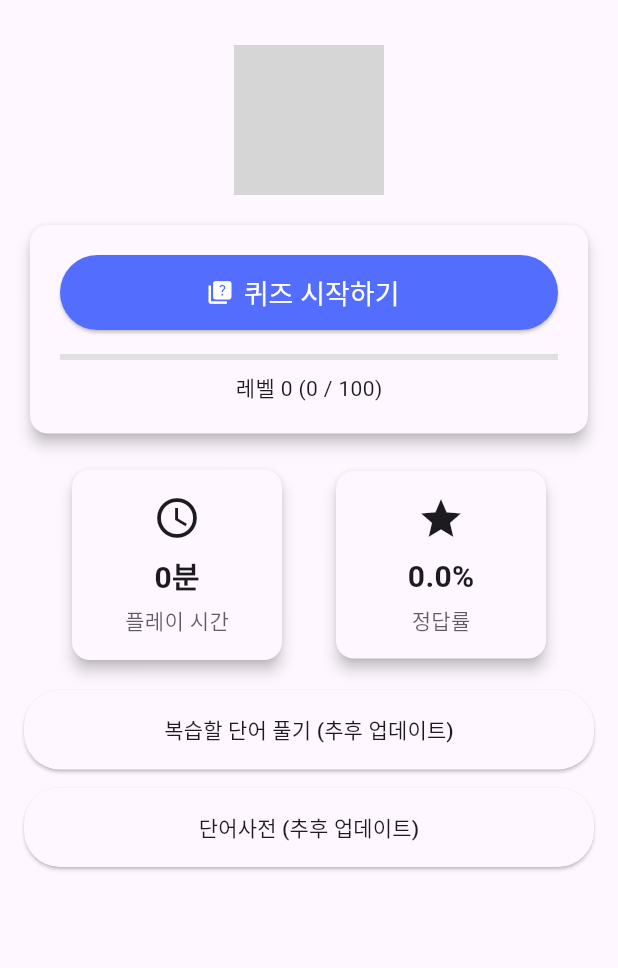
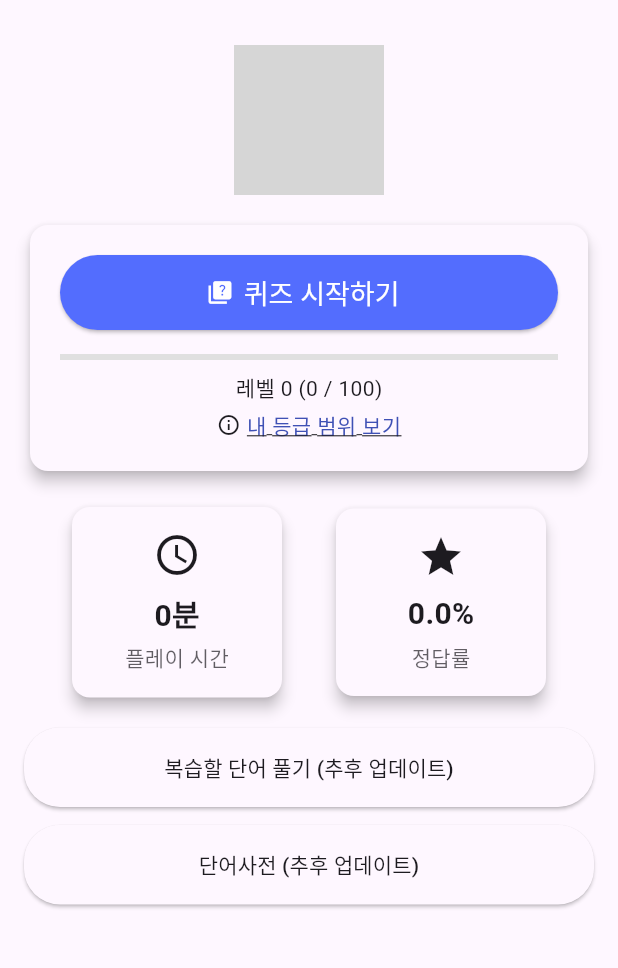
Before and after one commit to PLNumber/Eve, a Flutter app: the MainPage screen opened directly, on a phone screen of 412 x 824 dp, the part 63-1031 px from its top. Run offline on Flutter 3.47's test engine with Material 3 defaults, Android fonts, the phone set to English and light mode, and no system bars; our stand-ins replace audioplayers, cloud_firestore, firebase_auth, firebase_core, flutter_dotenv, google_sign_in and 1 more; accounts and stored records are empty; Roboto replaces fonts that are missing (IropkeBatang); grey boxes are pictures that could not be loaded.

Commit message:
레벨 세분화 및 퀴즈페이지 뭔갈 했음

```diff
--- a/lib/l10n/app_en.arb
+++ b/lib/l10n/app_en.arb
@@ -165,5 +165,6 @@
   "saveAndStart": "Save & Start",
   "@saveAndStart": {
     "description": "Label for Save & Start button"
-  }
+  },
+  "next_question": "skip"
 }
--- a/lib/l10n/app_ko.arb
+++ b/lib/l10n/app_ko.arb
@@ -163,5 +163,7 @@
   "saveAndStart": "저장하고 시작하기",
   "@saveAndStart": {
     "description": "저장 후 시작하기 버튼 레이블"
-  }
+  },
+
+  "next_question": "넘기기"
 }
--- a/lib/l10n/gen_l10n/app_localizations.dart
+++ b/lib/l10n/gen_l10n/app_localizations.dart
@@ -466,6 +466,12 @@ abstract class AppLocalizations {
   /// In en, this message translates to:
   /// **'Save & Start'**
   String get saveAndStart;
+
+  /// No description provided for @next_question.
+  ///
+  /// In en, this message translates to:
+  /// **'skip'**
+  String get next_question;
 }
 
 class _AppLocalizationsDelegate extends LocalizationsDelegate<AppLocalizations> {
--- a/lib/l10n/gen_l10n/app_localizations_en.dart
+++ b/lib/l10n/gen_l10n/app_localizations_en.dart
@@ -199,4 +199,7 @@ class AppLocalizationsEn extends AppLocalizations {
 
   @override
   String get saveAndStart => 'Save & Start';
+
+  @override
+  String get next_question => 'skip';
 }
--- a/lib/l10n/gen_l10n/app_localizations_ko.dart
+++ b/lib/l10n/gen_l10n/app_localizations_ko.dart
@@ -199,4 +199,7 @@ class AppLocalizationsKo extends AppLocalizations {
 
   @override
   String get saveAndStart => '저장하고 시작하기';
+
+  @override
+  String get next_question => '넘기기';
 }
--- a/lib/main.dart
+++ b/lib/main.dart
@@ -165,11 +165,25 @@ class _MainPage extends State<MainPage> {
     _loadLearningTime();
   }
 
+  String getGradeMappingText() {
+    return '''
+레벨 1 ~ 9   : 1등급
+레벨 10 ~ 24 : 2등급
+레벨 25 ~ 49 : 3등급
+레벨 50 ~ 74 : 4등급
+레벨 75 ~ 100: 5등급
+''';
+  }
+
   Future<void> _loadUserInfo() async {
     final user = FirebaseAuth.instance.currentUser;
     if (user == null) return;
 
-    final doc = await FirebaseFirestore.instance.collection("users").doc(user.uid).get();
+    final doc =
+        await FirebaseFirestore.instance
+            .collection("users")
+            .doc(user.uid)
+            .get();
     final data = doc.data() ?? {};
 
     setState(() {
@@ -183,7 +197,11 @@ class _MainPage extends State<MainPage> {
     final user = FirebaseAuth.instance.currentUser;
     if (user == null) return;
 
-    final doc = await FirebaseFirestore.instance.collection('users').doc(user.uid).get();
+    final doc =
+        await FirebaseFirestore.instance
+            .collection('users')
+            .doc(user.uid)
+            .get();
     final data = doc.data();
     if (data == null) return;
 
@@ -199,7 +217,8 @@ class _MainPage extends State<MainPage> {
   Future<void> _loadLearningTime() async {
     final uid = FirebaseAuth.instance.currentUser?.uid;
     if (uid == null) return;
-    final doc = await FirebaseFirestore.instance.collection('users').doc(uid).get();
+    final doc =
+        await FirebaseFirestore.instance.collection('users').doc(uid).get();
     final secs = (doc.data()?['timeSpent'] as int?) ?? 0;
     setState(() {
       final days = secs ~/ 86400;
@@ -252,10 +271,11 @@ class _MainPage extends State<MainPage> {
           title: Text(nickname.isNotEmpty ? "$nickname님, 환영합니다!" : "LexiUp"),
           leading: IconButton(
             icon: const Icon(Icons.menu),
-            onPressed: () => Navigator.push(
-              context,
-              MaterialPageRoute(builder: (context) => OptionPage()),
-            ),
+            onPressed:
+                () => Navigator.push(
+                  context,
+                  MaterialPageRoute(builder: (context) => OptionPage()),
+                ),
           ),
         ),
         body: Padding(
@@ -276,7 +296,9 @@ class _MainPage extends State<MainPage> {
               const SizedBox(height: 16),
               Card(
                 color: cardColor,
-                shape: RoundedRectangleBorder(borderRadius: BorderRadius.circular(12)),
+                shape: RoundedRectangleBorder(
+                  borderRadius: BorderRadius.circular(12),
+                ),
                 elevation: 4,
                 child: Padding(
                   padding: const EdgeInsets.all(20),
@@ -309,8 +331,44 @@ class _MainPage extends State<MainPage> {
                         valueColor: AlwaysStoppedAnimation<Color>(accentColor),
                       ),
                       const SizedBox(height: 8),
-                      Text("레벨 $_level ($_exp / $_maxExp)",
-                          style: TextStyle(fontSize: 14, color: textColor)),
+                      Text(
+                        "레벨 $_level ($_exp / $_maxExp)",
+                        style: TextStyle(fontSize: 14, color: textColor),
+                      ),
+                      const SizedBox(height: 4),
+                      Row(
+                        mainAxisAlignment: MainAxisAlignment.center,
+                        children: [
+                          Icon(Icons.info_outline, size: 16, color: textColor),
+                          const SizedBox(width: 4),
+                          GestureDetector(
+                            onTap: () {
+                              showDialog(
+                                context: context,
+                                builder:
+                                    (ctx) => AlertDialog(
+                                      title: const Text("레벨별 문제 등급 안내"),
+                                      content: Text(getGradeMappingText()),
+                                      actions: [
+                                        TextButton(
+                                          onPressed: () => Navigator.pop(ctx),
+                                          child: const Text("닫기"),
+                                        ),
+                                      ],
+                                    ),
+                              );
+                            },
+
+                            child: Text(
+                              "내 등급 범위 보기",
+                              style: TextStyle(
+                                color: Colors.indigo,
+                                decoration: TextDecoration.underline,
+                              ),
+                            ),
+                          ),
+                        ],
+                      ),
                     ],
                   ),
                 ),
@@ -319,8 +377,16 @@ class _MainPage extends State<MainPage> {
               Row(
                 mainAxisAlignment: MainAxisAlignment.spaceEvenly,
                 children: [
-                  _DashboardCard(icon: Icons.access_time, label: "플레이 시간", value: learningTime),
-                  _DashboardCard(icon: Icons.star, label: "정답률", value: accuracy),
+                  _DashboardCard(
+                    icon: Icons.access_time,
+                    label: "플레이 시간",
+                    value: learningTime,
+                  ),
+                  _DashboardCard(
+                    icon: Icons.star,
+                    label: "정답률",
+                    value: accuracy,
+                  ),
                 ],
               ),
               const SizedBox(height: 16),
@@ -329,7 +395,9 @@ class _MainPage extends State<MainPage> {
                 style: ElevatedButton.styleFrom(
                   backgroundColor: cardColor,
                   foregroundColor: textColor,
-                  shape: RoundedRectangleBorder(borderRadius: BorderRadius.circular(24)),
+                  shape: RoundedRectangleBorder(
+                    borderRadius: BorderRadius.circular(24),
+                  ),
                   padding: const EdgeInsets.symmetric(vertical: 16),
                 ),
                 child: const Text("복습할 단어 풀기 (추후 업데이트)"),
@@ -340,7 +408,9 @@ class _MainPage extends State<MainPage> {
                 style: ElevatedButton.styleFrom(
                   backgroundColor: cardColor,
                   foregroundColor: textColor,
-                  shape: RoundedRectangleBorder(borderRadius: BorderRadius.circular(24)),
+                  shape: RoundedRectangleBorder(
+                    borderRadius: BorderRadius.circular(24),
+                  ),
                   padding: const EdgeInsets.symmetric(vertical: 16),
                 ),
                 child: const Text("단어사전 (추후 업데이트)"),
@@ -358,7 +428,11 @@ class _DashboardCard extends StatelessWidget {
   final String label;
   final String value;
 
-  const _DashboardCard({required this.icon, required this.label, required this.value});
+  const _DashboardCard({
+    required this.icon,
+    required this.label,
+    required this.value,
+  });
 
   @override
   Widget build(BuildContext context) {
@@ -378,9 +452,22 @@ class _DashboardCard extends StatelessWidget {
           children: [
             Icon(icon, size: 32, color: textColor),
             const SizedBox(height: 8),
-            Text(value, style: TextStyle(fontSize: 20, fontWeight: FontWeight.bold, color: textColor)),
+            Text(
+              value,
+              style: TextStyle(
+                fontSize: 20,
+                fontWeight: FontWeight.bold,
+                color: textColor,
+              ),
+            ),
             const SizedBox(height: 4),
-            Text(label, style: TextStyle(fontSize: 14, color: textColor?.withOpacity(0.7))),
+            Text(
+              label,
+              style: TextStyle(
+                fontSize: 14,
+                color: textColor?.withAlpha(178),
+              ),
+            ),
           ],
         ),
       ),
--- a/lib/repository/quiz_repository.dart
+++ b/lib/repository/quiz_repository.dart
@@ -21,10 +21,10 @@ class QuizRepository {
     final wordHistory = List<String>.from(userDoc.data()?['wordHistory'] ?? []);
     final userLevel = userDoc.data()?['level'] ?? 1;
 
-    // ✅ 1. 유저 레벨 기반 등급 리스트 생성 ("1등급", "2등급", ...)
-    final levelRange = List.generate(userLevel, (i) => "${i + 1}등급");
+    // ✅ 레벨 기반 등급 필터링
+    final levelRange = getGradeRangeFromLevel(userLevel);
 
-    // ✅ 2. vocab4에서 등급 필터 + history 제외
+    // ✅ vocab4에서 등급 + history 제외 필터
     final vocabSnap = await _firestore
         .collection('vocab4')
         .where('등급', whereIn: levelRange)
@@ -39,7 +39,7 @@ class QuizRepository {
       throw Exception("해당 레벨에 맞는 단어를 모두 푸셨습니다!");
     }
 
-    // ✅ 3. 랜덤 단어 선택
+    // ✅ 랜덤 단어 선택
     final selectedDoc = remaining[Random().nextInt(remaining.length)];
     final vocabData = selectedDoc.data();
 
@@ -49,11 +49,10 @@ class QuizRepository {
     final partsOfSpeech = List<String>.from(vocabData['품사']).join(', ');
     final levelTag = vocabData['등급'];
 
-    // ✅ 4. quizzes에 문제 있는지 확인
+    // ✅ 문제 존재 여부 확인 및 생성
     final exists = await isExist(word);
 
     if (!exists) {
-      // GPT로 문제 생성 및 저장
       final newQuiz = await generateQuestion({
         '어휘': word,
         '의미': selectedMeaning,
@@ -69,6 +68,15 @@ class QuizRepository {
       '품사': partsOfSpeech,
       '등급': levelTag,
     };
+  }
+
+  // 레벨에 따른 등급
+  List<String> getGradeRangeFromLevel(int level) {
+    if (level <= 9) return ["1등급"];
+    if (level <= 24) return ["1등급", "2등급"];
+    if (level <= 49) return ["1등급", "2등급", "3등급"];
+    if (level <= 74) return ["1등급", "2등급", "3등급", "4등급"];
+    return ["1등급", "2등급", "3등급", "4등급", "5등급"];
   }
 
 
```
Also changed, not shown: lib/views/pages/quiz_page.dart (+30 -0 lines), 1 other file.
